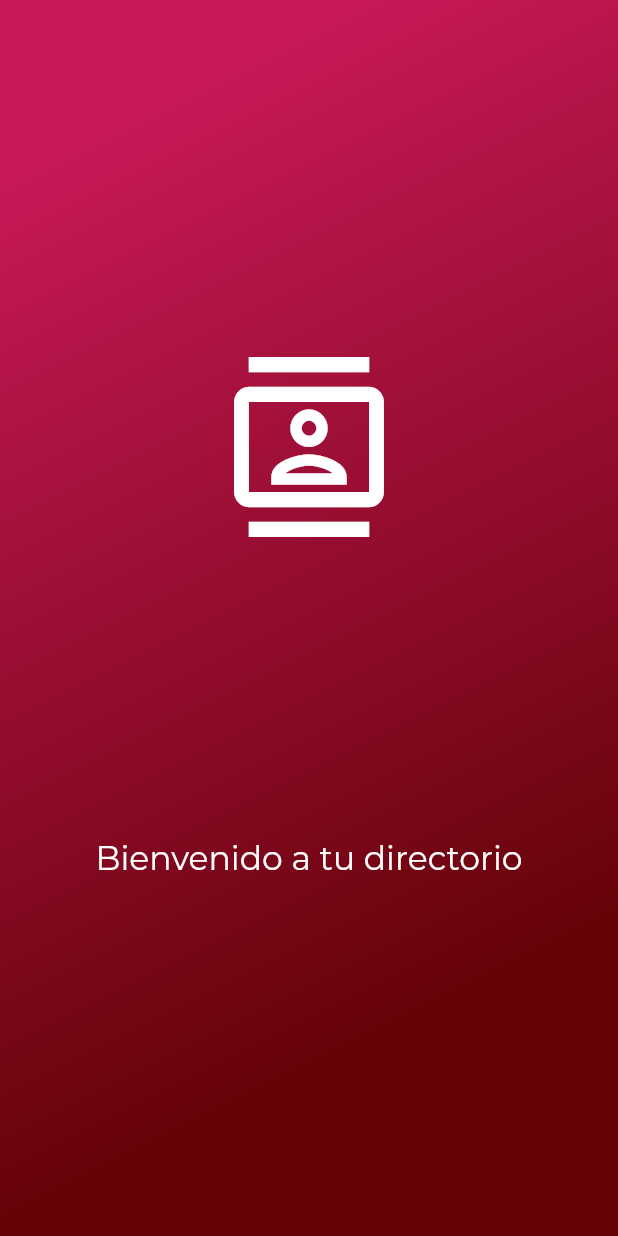
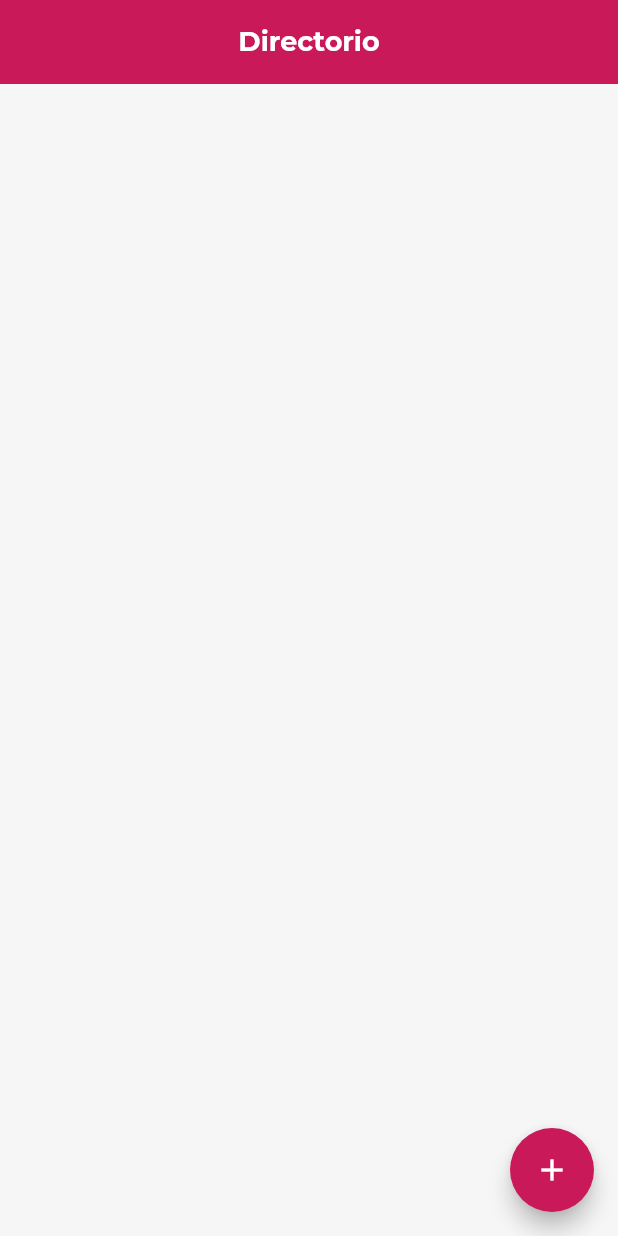
Before and after one commit to IvanZeroi96/Directory, a Flutter app: the screen it shows after launch, on a phone screen of 412 x 824 dp. Run offline on Flutter 3.47's test engine with Material 3 defaults, Android fonts, the phone set to English and light mode, and no system bars; our stand-ins replace get; project files that could hold a hidden picture were left out.

Commit message:
:wrench: Create Read person page

```diff
--- a/lib/core/utils/app_colors.dart
+++ b/lib/core/utils/app_colors.dart
@@ -17,4 +17,6 @@ class AppColors {
   static Color get textColor => isDarkMode ? const Color(0xFFFFFFFF) : const Color(0xFF272D3B);
   static Color get backgroundScaffold => isDarkMode ? const Color(0xFF0D0F11) : const Color(0xFFF6F6F6);
   static Color get backgroundCard => isDarkMode ? const Color(0xFF1A1D22) : const Color(0xFFFFFFFF);
+  static Color get appBarColor => isDarkMode ? const Color(0xFF23252C) : primaryColor;
+  static Color get iconColor => isDarkMode ? secondaryColor : primaryColor;
 }
--- a/lib/core/utils/app_pages.dart
+++ b/lib/core/utils/app_pages.dart
@@ -1,4 +1,6 @@
 
+import 'package:directory/features/read_person/presentation/manager/read_person_binding.dart';
+import 'package:directory/features/read_person/presentation/pages/read_person_page.dart';
 import 'package:directory/features/splash/presentation/manager/splash_binding.dart';
 import 'package:directory/features/splash/presentation/pages/splash_page.dart';
 import 'package:get/get.dart';
@@ -11,5 +13,14 @@ class AppPages {
       binding: SplashBinding(),
       page: () => const SplashPage(),
     ),
+    GetPage(
+      name: ReadPersonPage.routeName,
+      page: () => const ReadPersonPage(),
+      binding: ReadPersonBinding(),
+      transition: route.Transition.fadeIn,
+      transitionDuration: const Duration(
+        milliseconds: 1000,
+      ),
+    ),
   ];
 }
--- a/lib/core/utils/app_themes.dart
+++ b/lib/core/utils/app_themes.dart
@@ -52,4 +52,29 @@ ThemeData getThemeData() => ThemeData(
       fontSize: 20,
     ),
   ),
+  appBarTheme: AppBarTheme(
+    backgroundColor: AppColors.appBarColor,
+    centerTitle: true,
+    titleTextStyle: const TextStyle(
+      fontFamily: 'Montserrat',
+      color: Colors.white,
+      fontWeight: FontWeight.bold,
+      fontSize: 18,
+    ),
+    elevation: 0,
+    surfaceTintColor: AppColors.appBarColor,
+    foregroundColor: Colors.white,
+  ),
+  floatingActionButtonTheme: const FloatingActionButtonThemeData(
+    shape: CircleBorder(),
+    backgroundColor: AppColors.primaryColor,
+  ),
+  iconTheme: IconThemeData(
+    color: AppColors.iconColor,
+    size: 35,
+  ),
+  primaryIconTheme: IconThemeData(
+    color: AppColors.iconColor,
+    size: 30,
+  ),
 );
--- /dev/null
+++ b/lib/features/read_person/presentation/manager/read_person_binding.dart
@@ -0,0 +1,9 @@
+import 'package:directory/features/read_person/presentation/manager/read_person_controller.dart';
+import 'package:get/get.dart';
+
+class ReadPersonBinding extends Bindings {
+  @override
+  void dependencies() {
+    Get.lazyPut(() => ReadPersonController());
+  }
+}
--- /dev/null
+++ b/lib/features/read_person/presentation/manager/read_person_controller.dart
@@ -0,0 +1,12 @@
+import 'package:get/get.dart';
+
+class ReadPersonController extends GetxController {
+  @override
+  void onReady() {
+    // TODO: implement onReady
+    super.onReady();
+  }
+
+  void goToCreatePerson() {
+  }
+}
--- /dev/null
+++ b/lib/features/read_person/presentation/pages/read_person_page.dart
@@ -0,0 +1,32 @@
+import 'package:directory/features/read_person/presentation/manager/read_person_controller.dart';
+import 'package:flutter/material.dart';
+import 'package:get/get.dart';
+
+class ReadPersonPage extends GetView<ReadPersonController> {
+  const ReadPersonPage({super.key});
+
+  static const String routeName = '/read_person';
+
+  @override
+  Widget build(BuildContext context) {
+    return GetBuilder<ReadPersonController>(
+      builder: (_) {
+        return Scaffold(
+          appBar: AppBar(
+            centerTitle: true,
+            title: const Text('Directorio'),
+          ),
+          body: const Column(),
+          floatingActionButton: FloatingActionButton(
+            onPressed: controller.goToCreatePerson,
+            tooltip: 'Agregar contacto',
+            child: const Icon(
+              Icons.add,
+              color: Colors.white,
+            ),
+          ),
+        );
+      },
+    );
+  }
+}
--- a/lib/features/splash/presentation/manager/splash_controller.dart
+++ b/lib/features/splash/presentation/manager/splash_controller.dart
@@ -1,4 +1,5 @@
 import 'dart:async';
+import 'package:directory/features/read_person/presentation/pages/read_person_page.dart';
 import 'package:get/get.dart';
 
 class SplashController extends GetxController {
@@ -12,6 +13,7 @@ class SplashController extends GetxController {
         seconds: 3,
       ),
       () {
+        Get.offNamed(ReadPersonPage.routeName);
       },
     );
   }
```
